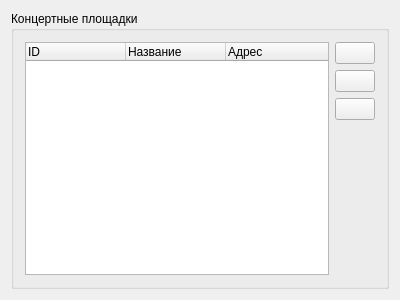
Old version of the form Admin/MainManager/placesWidget/cplaceswidget.ui in the repository Demonist/TCS.
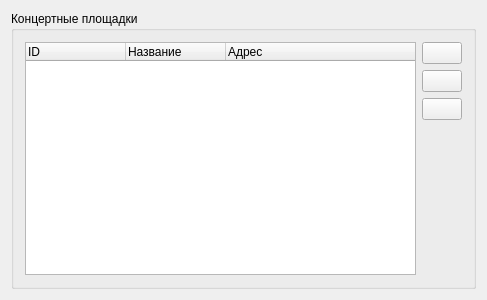
New version of the form. Icons and pictures are not drawn. Custom widgets are drawn as their Qt base class.

```diff
--- a/Admin/MainManager/placesWidget/cplaceswidget.ui
+++ b/Admin/MainManager/placesWidget/cplaceswidget.ui
@@ -6,7 +6,7 @@
    <rect>
     <x>0</x>
     <y>0</y>
-    <width>400</width>
+    <width>487</width>
     <height>300</height>
    </rect>
   </property>
```
